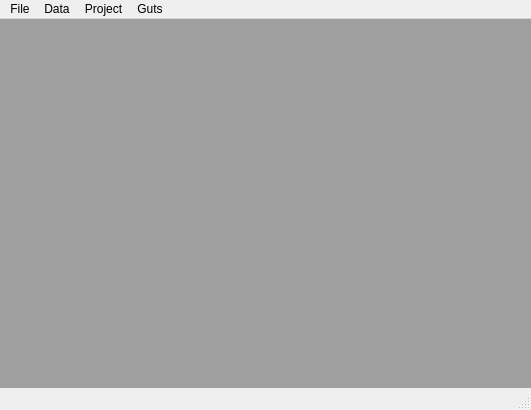
First picture: the form in mainwindow.ui, repository adamb924/Gloss, before the edit.
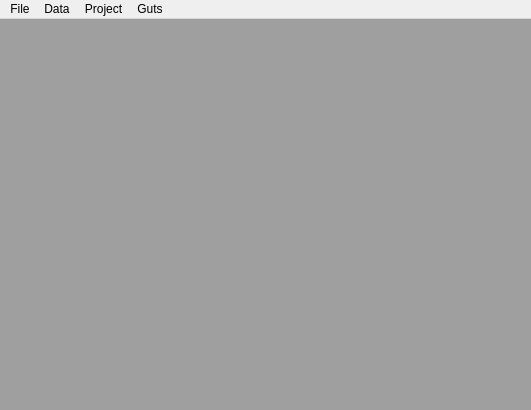
Second picture: the form after the edit.

Commit message: Removed status bar.

```diff
--- a/mainwindow.ui
+++ b/mainwindow.ui
@@ -70,7 +70,6 @@
    <addaction name="menuProject"/>
    <addaction name="menuGuts"/>
   </widget>
-  <widget class="QStatusBar" name="statusBar"/>
   <action name="actionNew_Project">
    <property name="text">
     <string>New Project</string>
```
